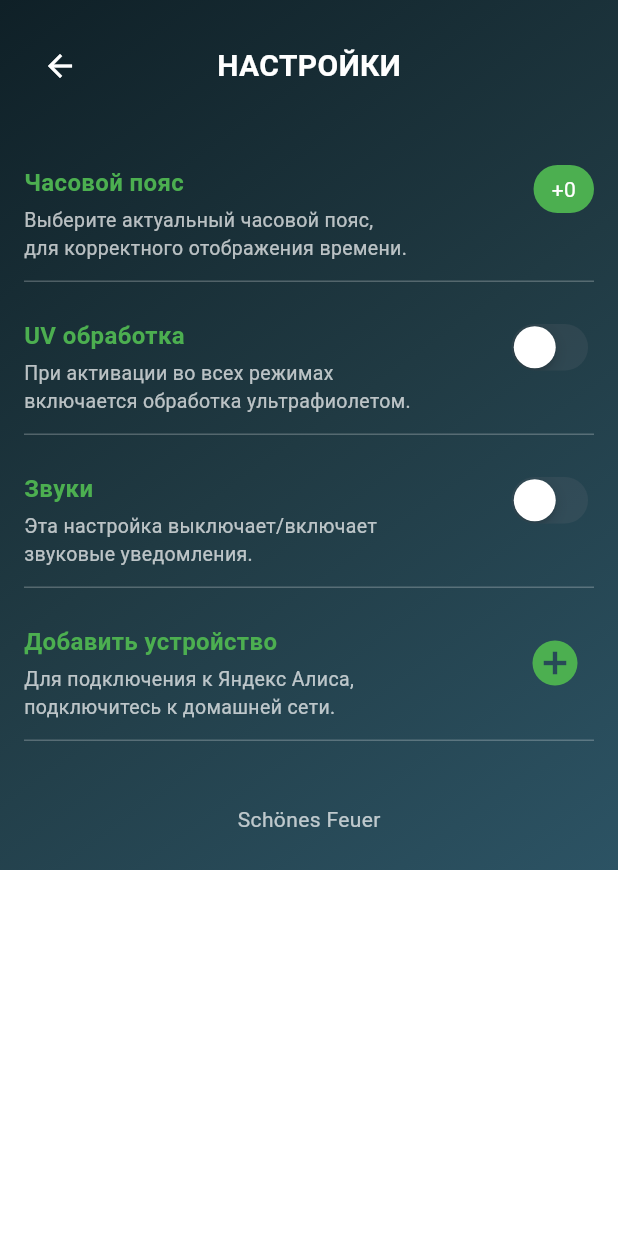
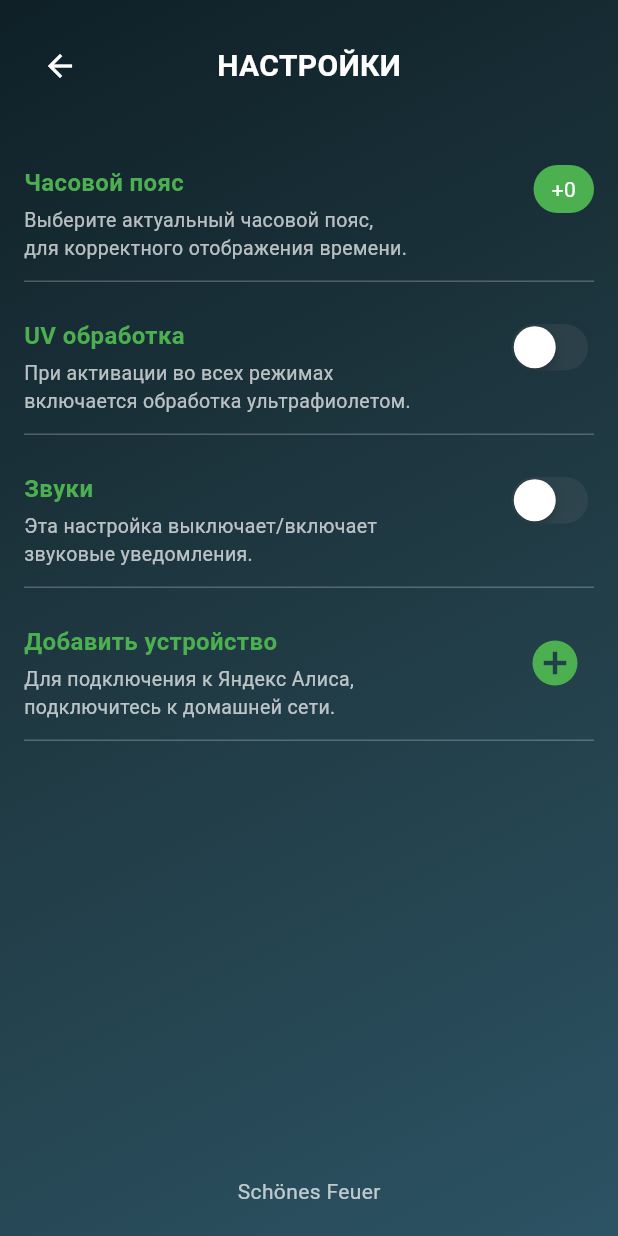
Before and after one commit to viteklu15/hkaf, a Flutter app: the screen it shows after launch, after a tap on the "settings" icon, on a phone screen of 412 x 824 dp. Run offline on Flutter 3.47's test engine with Material 3 defaults, Android fonts, the light colour scheme and no system bars; our stand-ins replace auto_size_text, geolocator, google_fonts, permission_handler, shared_preferences; missing offline and left inert: flutter_reactive_ble, mobile_scanner.

Commit message:
изменил белую полосу и текст в низ в настройках

```diff
--- a/lib/settings_screen.dart
+++ b/lib/settings_screen.dart
@@ -1,6 +1,5 @@
 import 'package:flutter/material.dart';
 import 'package:flutter/cupertino.dart';
-
 import 'package:google_fonts/google_fonts.dart';
 import 'add_device_screen.dart';
 import 'WIFI_service.dart'; // Здесь находится ufNotifier
@@ -17,9 +16,6 @@ class SettingsScreen extends StatefulWidget {
 class _SettingsScreenState extends State<SettingsScreen> {
   bool _uvEnabled = false;
   bool _muzEnabled = false;
-  // late VoidCallback _ufListener;
-  // late VoidCallback _muzListener;
-
   int _selectedTimezone = 3;
 
   void _showTimezoneDialog() {
@@ -80,7 +76,6 @@ class _SettingsScreenState extends State<SettingsScreen> {
           setState(() => _selectedTimezone = value);
           Navigator.pop(context);
 
-          // Отправка команды на устройство
           if (widget.deviceIp != null && widget.deviceIp!.isNotEmpty) {
             final command = "set_prog?UTC=$value";
             await NetworkService.sendCommandToDevice(widget.deviceIp!, command);
@@ -120,17 +115,12 @@ class _SettingsScreenState extends State<SettingsScreen> {
             colors: [Color(0xFF0f2027), Color(0xFF203a43), Color(0xFF2c5364)],
           ),
         ),
-        padding: EdgeInsets.only(
-          top: MediaQuery.of(context).padding.top + 20,
-          left: 16,
-          right: 16,
-          bottom: 24,
-        ),
-        child: SingleChildScrollView(
+        child: SafeArea(
           child: Column(
-            crossAxisAlignment: CrossAxisAlignment.start,
             children: [
-              Stack(
+              Padding(
+                padding: const EdgeInsets.only(top: 20, left: 16, right: 16),
+                child: Stack(
                   alignment: Alignment.center,
                   children: [
                     Align(
@@ -153,8 +143,13 @@ class _SettingsScreenState extends State<SettingsScreen> {
                     ),
                   ],
                 ),
+              ),
               const SizedBox(height: 30),
-
+              Expanded(
+                child: SingleChildScrollView(
+                  padding: const EdgeInsets.symmetric(horizontal: 16),
+                  child: Column(
+                    children: [
                       _settingBlock(
                         title: "Часовой пояс",
                         description:
@@ -189,9 +184,7 @@ class _SettingsScreenState extends State<SettingsScreen> {
                               _uvEnabled = value;
                               uf.value = value ? 1 : 0;
                             });
-
-                    if (widget.deviceIp != null &&
-                        widget.deviceIp!.isNotEmpty) {
+                            if (widget.deviceIp != null && widget.deviceIp!.isNotEmpty) {
                               final command = "set_prog?UF=${uf.value}";
                               await NetworkService.sendCommandToDevice(
                                 widget.deviceIp!,
@@ -213,9 +206,7 @@ class _SettingsScreenState extends State<SettingsScreen> {
                               _muzEnabled = value;
                               muz.value = value ? 1 : 0;
                             });
-
-                    if (widget.deviceIp != null &&
-                        widget.deviceIp!.isNotEmpty) {
+                            if (widget.deviceIp != null && widget.deviceIp!.isNotEmpty) {
                               final command = "set_prog?muz=${muz.value}";
                               await NetworkService.sendCommandToDevice(
                                 widget.deviceIp!,
@@ -247,9 +238,14 @@ class _SettingsScreenState extends State<SettingsScreen> {
                         ),
                         titleColor: Colors.green,
                       ),
-              const SizedBox(height: 30),
-              const Center(
-                child: Text(
+                    ],
+                  ),
+                ),
+              ),
+              // Фиксированный текст внизу экрана
+              Padding(
+                padding: const EdgeInsets.only(bottom: 20),
+                child: const Text(
                   "Schönes Feuer",
                   style: TextStyle(color: Colors.white70),
                 ),
--- a/pubspec.yaml
+++ b/pubspec.yaml
@@ -6,7 +6,7 @@ description: >
 
 publish_to: 'none'
 
-version: 1.0.3+5
+version: 1.0.3+6
 
 environment:
   sdk: ^3.7.2
```
Lines whose indentation alone changed are shown as unchanged.
